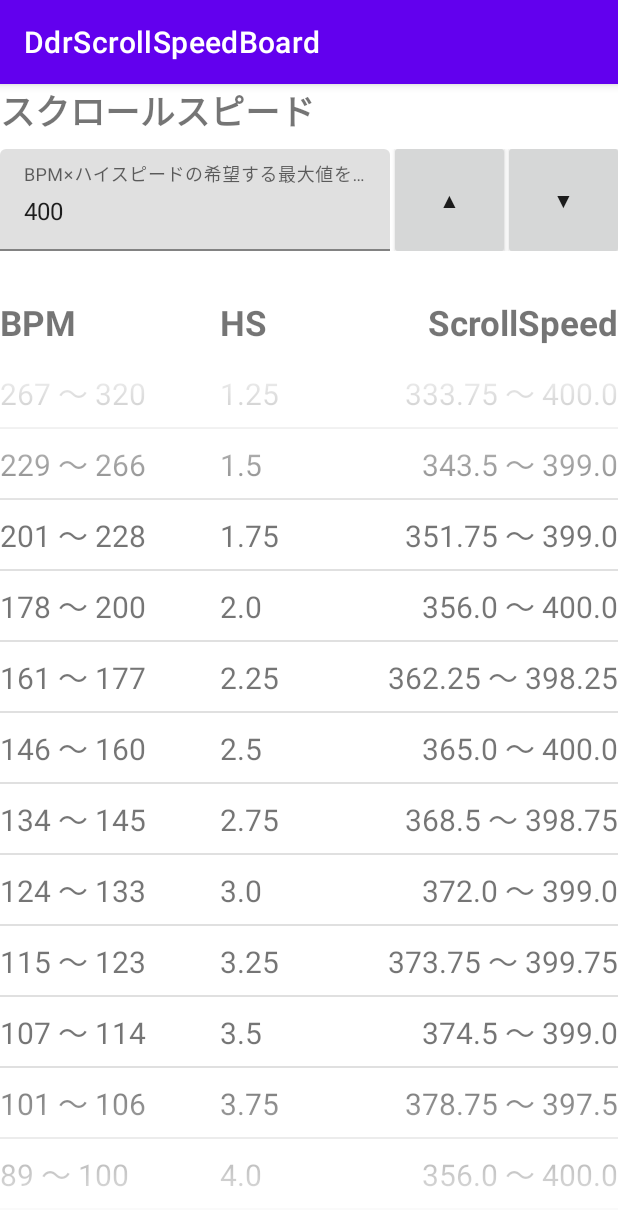
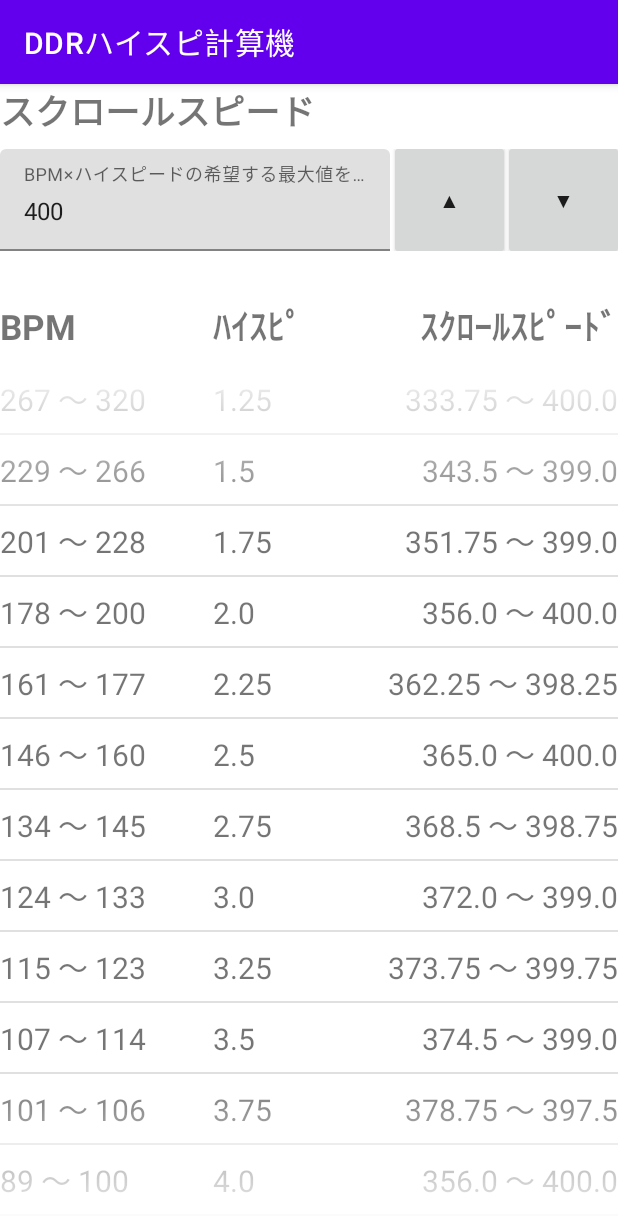
Before and after one commit to FIAS-CO/DdrScrollSpeedBoard, an Android app: the screen it shows after launch (MainActivity), on a phone screen of 412 x 824 dp. Shown: the top 1231 px of the screen. Run offline under Robolectric (Android 15) with nearby library versions, the phone set to English and light mode, and no system bars; our stand-ins replace AdMob, data binding, navigation-ui; 2 statements that could not run were skipped.

Commit message:
アプリ名、表示文字列を修正

```diff
--- a/app/src/main/res/layout/fragment_scroll_speed_board.xml
+++ b/app/src/main/res/layout/fragment_scroll_speed_board.xml
@@ -121,7 +121,7 @@
                 android:id="@+id/high_speed_header"
                 android:layout_width="0dp"
                 android:layout_height="wrap_content"
-                android:layout_weight="4"
+                android:layout_weight="5"
                 android:text="@string/table_header_hs"
                 android:textSize="23sp"
                 android:textStyle="bold"
--- a/app/src/main/res/layout/result_row.xml
+++ b/app/src/main/res/layout/result_row.xml
@@ -38,7 +38,7 @@
             android:id="@+id/high_speed_view"
             android:layout_width="0dp"
             android:layout_height="wrap_content"
-            android:layout_weight="4"
+            android:layout_weight="5"
             android:textSize="20sp" />
 
         <TextView
--- a/app/src/main/res/values/strings.xml
+++ b/app/src/main/res/values/strings.xml
@@ -1,10 +1,10 @@
 <resources>
-    <string name="app_name">DdrScrollSpeedBoard</string>
+    <string name="app_name">DDRハイスピ計算機</string>
     <string name="input_label">スクロールスピード</string>
     <string name="input_hint">BPM×ハイスピードの希望する最大値を入力</string>
     <string name="spin_button_up_label">▲</string>
     <string name="spin_button_down_label">▼</string>
     <string name="table_header_bpm">BPM</string>
-    <string name="table_header_hs">HS</string>
-    <string name="table_header_scroll_speed">ScrollSpeed</string>
+    <string name="table_header_hs">ﾊｲｽﾋﾟ</string>
+    <string name="table_header_scroll_speed">ｽｸﾛｰﾙｽﾋﾟｰﾄﾞ</string>
 </resources>
```
